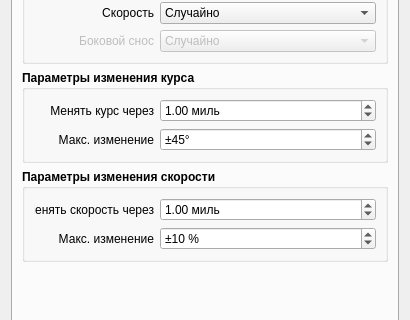
This is Emulator_test/sv_vesseleditor.ui in breton75/R_Card_test as Qt 5 draws it before an edit; both pictures show x 0 to 410 and y 199 to 519 of the 410 by 642 pixel window. The edited form follows.
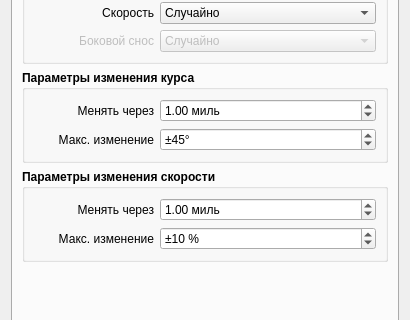
This is the edited form. The open tabs and pages were chosen to show the change.

Diff of the .ui file:
```diff
--- a/Emulator_test/sv_vesseleditor.ui
+++ b/Emulator_test/sv_vesseleditor.ui
@@ -1438,7 +1438,7 @@
                </font>
               </property>
               <property name="text">
-               <string>Менять курс через</string>
+               <string>Менять через</string>
               </property>
               <property name="alignment">
                <set>Qt::AlignRight|Qt::AlignTrailing|Qt::AlignVCenter</set>
@@ -1558,7 +1558,7 @@
                </font>
               </property>
               <property name="text">
-               <string>Менять скорость через</string>
+               <string>Менять через</string>
               </property>
               <property name="alignment">
                <set>Qt::AlignRight|Qt::AlignTrailing|Qt::AlignVCenter</set>
```
Left out of the diff: 2 changed lines with no effect on the pictures.
